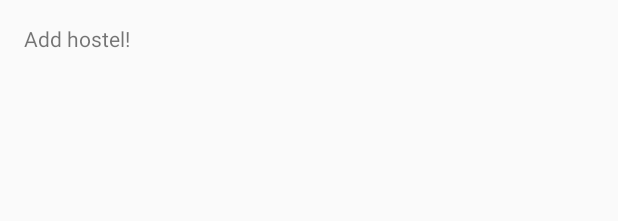
After one commit to monday8am/Hoster, an Android app: the layout content_addhostel.xml on its own in the app's theme, with its tools: preview values and no code run, on a phone screen of 412 x 824 dp. The commit adds this screen. Shown: the top 221 px of the screen. Run offline under Robolectric (Android 15) with nearby library versions, the phone set to English and light mode, and no system bars.

Commit message:
Added AddHostel boilerplate code.

```diff
--- a/app/src/main/java/com/monday8am/hoster/MainActivity.java
+++ b/app/src/main/java/com/monday8am/hoster/MainActivity.java
@@ -16,6 +16,7 @@ import android.view.MenuItem;
 
 import com.monday8am.hoster.flow.BasicDispatcher;
 import com.monday8am.hoster.flow.BasicKeyParceler;
+import com.monday8am.hoster.view.TimelineScreen;
 
 import flow.Flow;
 
@@ -53,11 +54,10 @@ public class MainActivity extends AppCompatActivity
     protected void attachBaseContext(Context newBase) {
         newBase = Flow.configure(newBase, this) //
                 .dispatcher(new BasicDispatcher(this)) //
-                .defaultKey(new WelcomeScreen()) //
+                .defaultKey(new TimelineScreen()) //
                 .keyParceler(new BasicKeyParceler()) //
                 .install();
         super.attachBaseContext(newBase);
-
     }
 
     @Override
--- a/app/src/main/java/com/monday8am/hoster/views/TimelineView.java
+++ b/app/src/main/java/com/monday8am/hoster/view/TimelineView.java
@@ -1,4 +1,4 @@
-package com.monday8am.hoster.views;
+package com.monday8am.hoster.view;
 
 import android.support.annotation.NonNull;
 
--- /dev/null
+++ b/app/src/main/res/layout/content_addhostel.xml
@@ -0,0 +1,14 @@
+<?xml version="1.0" encoding="utf-8"?>
+<RelativeLayout xmlns:android="http://schemas.android.com/apk/res/android"
+    android:layout_width="match_parent"
+    android:layout_height="match_parent"
+    android:paddingBottom="@dimen/activity_vertical_margin"
+    android:paddingLeft="@dimen/activity_horizontal_margin"
+    android:paddingRight="@dimen/activity_horizontal_margin"
+    android:paddingTop="@dimen/activity_vertical_margin">
+
+    <TextView
+        android:layout_width="wrap_content"
+        android:layout_height="wrap_content"
+        android:text="Add hostel!" />
+</RelativeLayout>
```
Also changed, not shown: app/src/main/java/com/monday8am/hoster/flow/BasicDispatcher.java (+7 -5 lines), app/src/main/java/com/monday8am/hoster/view/AddHostelScreen.java (added, +37 -0 lines), app/src/main/java/com/monday8am/hoster/view/AddHostelView.java (added, +30 -0 lines), app/src/main/java/com/monday8am/hoster/view/TimelineScreen.java (added, +37 -0 lines), app/src/main/java/com/monday8am/hoster/views/AddHostelView.java (deleted, +0 -14 lines).
